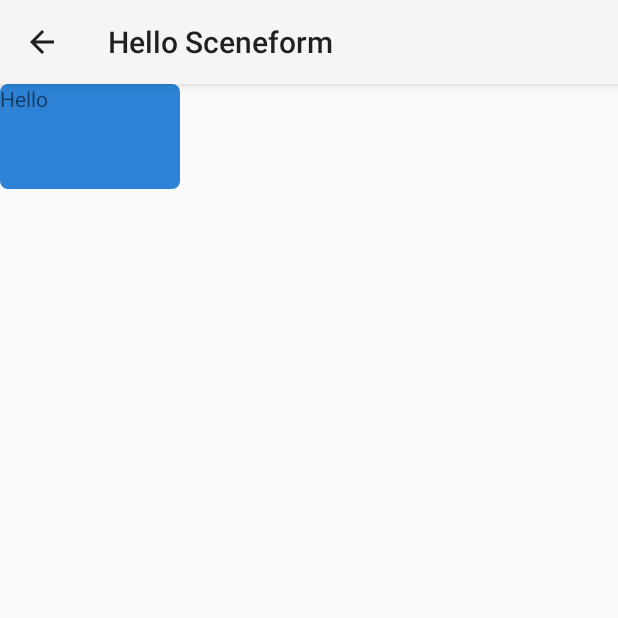
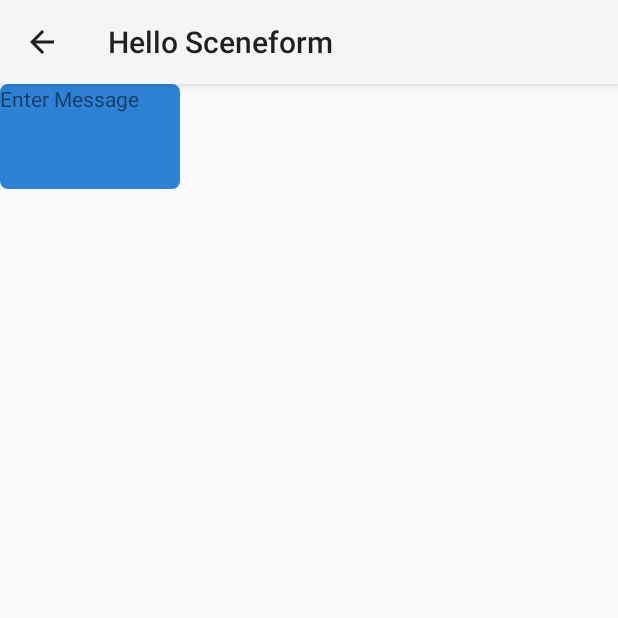
Before and after one commit to Nfanja/StudySmarterHackathon, an Android app: the DisplayMessageActivity screen opened directly, with no data from a screen before it, on a phone screen of 412 x 824 dp, the top half of it. Run offline under Robolectric (Android 15) with nearby library versions, the phone set to English and light mode, and no system bars; libraries missing offline, so code that uses them is left out: com.google.ar.sceneform.

Commit message:
fixed constraint and changed placeholder

```diff
--- a/app/src/main/res/layout/activity_ux.xml
+++ b/app/src/main/res/layout/activity_ux.xml
@@ -49,7 +49,7 @@
       android:id="@+id/button"
       android:layout_width="wrap_content"
       android:layout_height="48dp"
-      android:layout_marginBottom="32dp"
+      android:layout_marginBottom="50dp"
       android:layout_marginTop="8dp"
       android:onClick="sendMessage"
       android:text="@string/save_text"
--- a/app/src/main/res/layout/note_view.xml
+++ b/app/src/main/res/layout/note_view.xml
@@ -9,5 +9,5 @@
         android:id="@+id/noteText"
         android:layout_width="120dp"
         android:layout_height="70dp"
-        android:text="Hello" />
+        android:text="@string/edit_message" />
 </LinearLayout>
```
